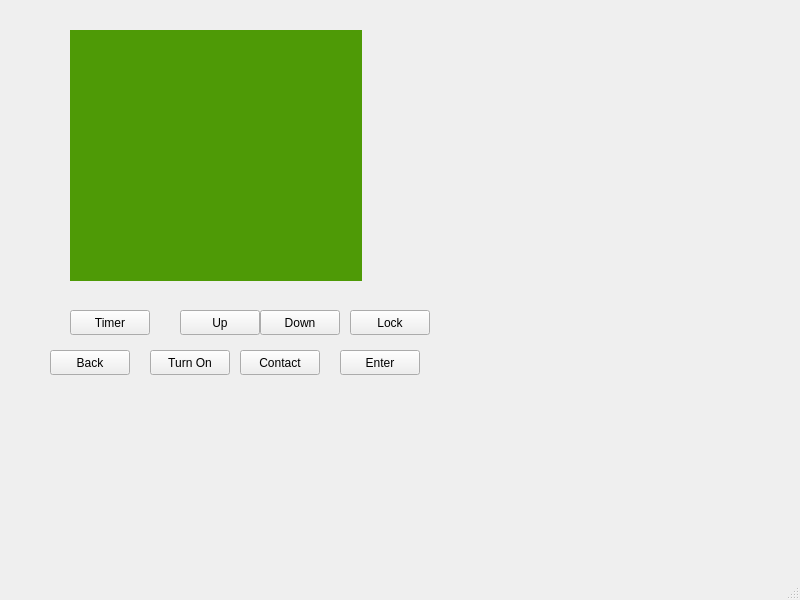
Above: mainwindow.ui from Hall-Andrew/CESDEVICE-3004FinalProject before the change. Below: the same form after it.
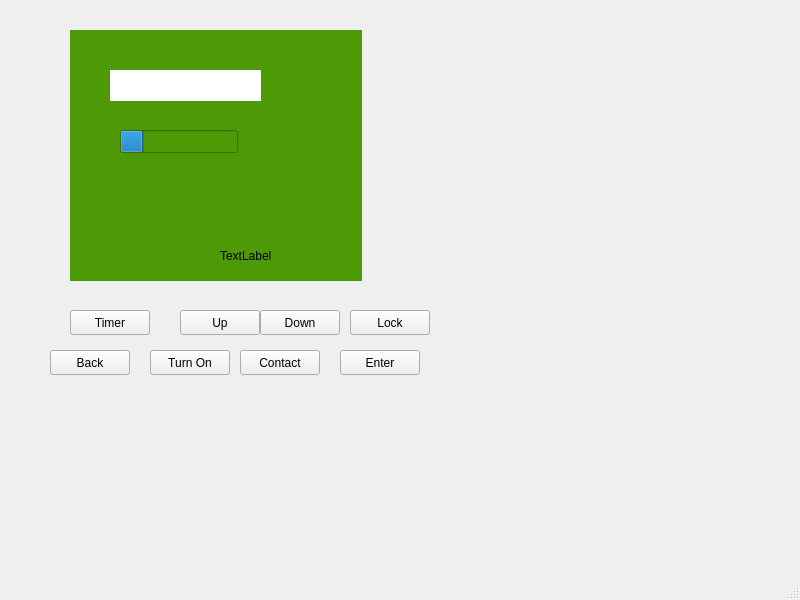
That is the form after the change. The open tabs and pages were chosen to show the change.

Commit message: Set timer and progress bar

Diff of the .ui file:
```diff
--- a/mainwindow.ui
+++ b/mainwindow.ui
@@ -196,7 +196,56 @@
       </item>
      </layout>
     </widget>
-    <widget class="QWidget" name="page_4"/>
+    <widget class="QWidget" name="page_4">
+     <widget class="QProgressBar" name="ProgressBarWidget">
+      <property name="geometry">
+       <rect>
+        <x>50</x>
+        <y>100</y>
+        <width>118</width>
+        <height>23</height>
+       </rect>
+      </property>
+      <property name="maximum">
+       <number>500</number>
+      </property>
+      <property name="value">
+       <number>100</number>
+      </property>
+      <property name="textVisible">
+       <bool>false</bool>
+      </property>
+     </widget>
+     <widget class="QLabel" name="WaveFormLabel">
+      <property name="geometry">
+       <rect>
+        <x>150</x>
+        <y>210</y>
+        <width>111</width>
+        <height>31</height>
+       </rect>
+      </property>
+      <property name="text">
+       <string>TextLabel</string>
+      </property>
+     </widget>
+     <widget class="QLabel" name="TimeLabel">
+      <property name="geometry">
+       <rect>
+        <x>40</x>
+        <y>40</y>
+        <width>151</width>
+        <height>31</height>
+       </rect>
+      </property>
+      <property name="styleSheet">
+       <string notr="true">background-color: rgb(255, 255, 255);</string>
+      </property>
+      <property name="text">
+       <string/>
+      </property>
+     </widget>
+    </widget>
    </widget>
   </widget>
   <widget class="QMenuBar" name="menubar">
```
Left out of the diff: 2 changed lines with no effect on the pictures. The commit also changes 2 other files.
